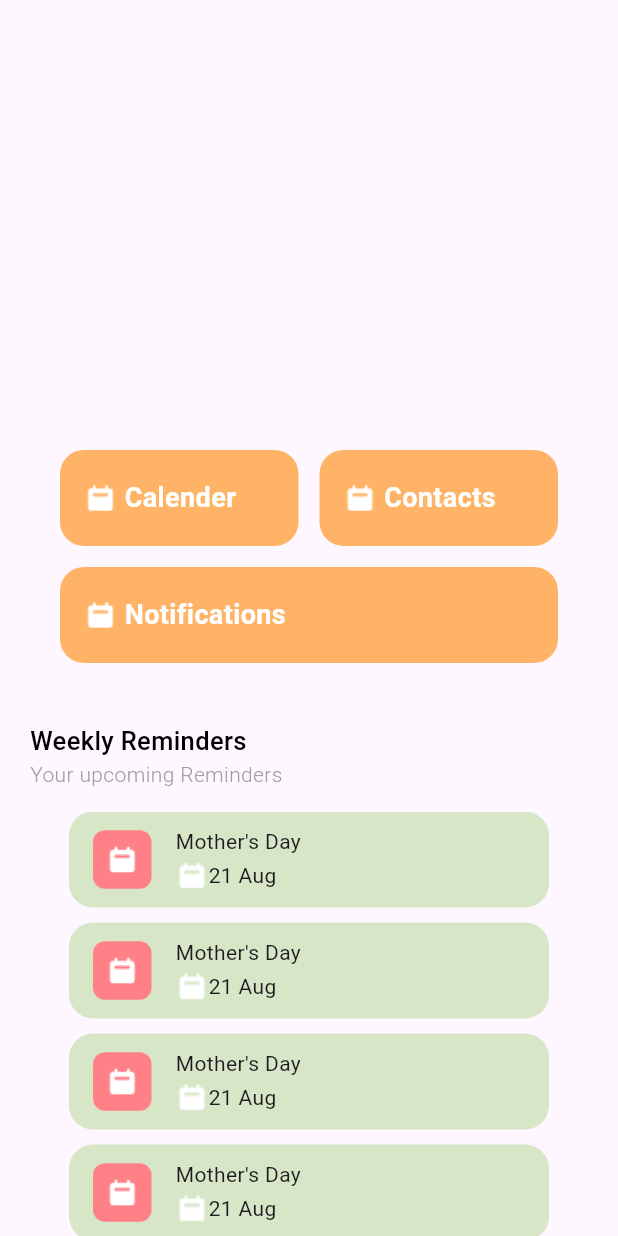
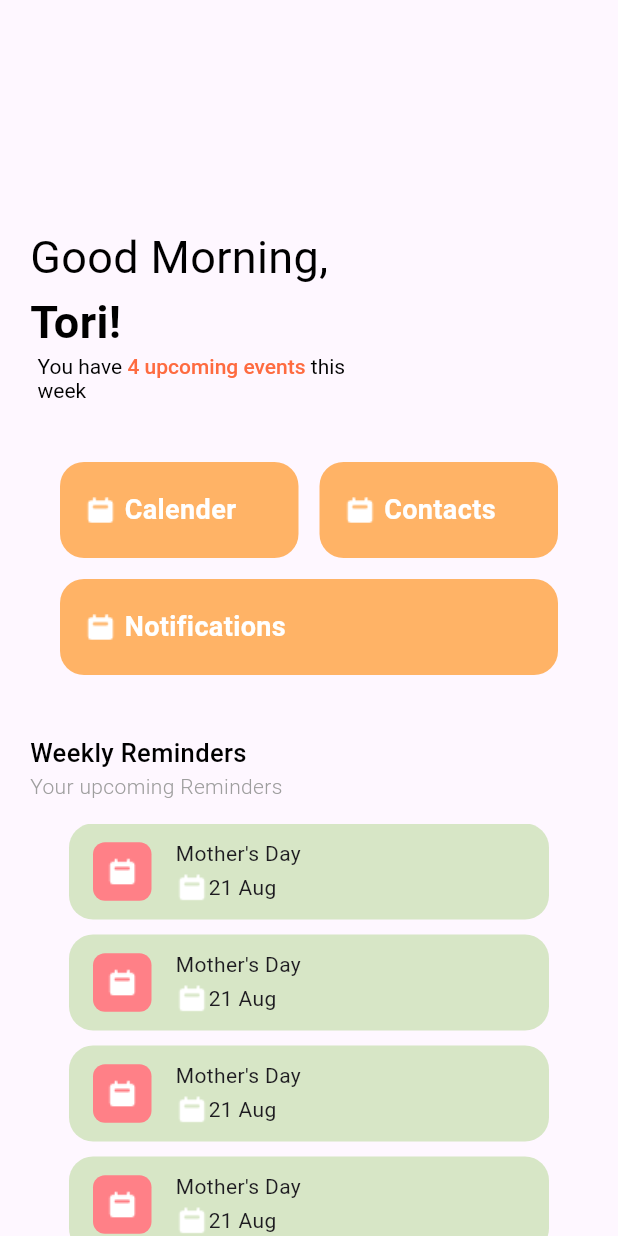
Before and after one commit to uoa-compsci399-s2-2024/capstone-project-team-41, a Flutter app: the HomeView screen opened directly, on a phone screen of 412 x 824 dp. Run offline on Flutter 3.47's test engine with Material 3 defaults, Android fonts, the phone set to English and light mode, and no system bars; missing offline and left inert: auth0_flutter, grpc, protobuf.

Commit message:
update home view
still many temporary features

```diff
--- a/Mobile/lib/Features/Home/HomeView.dart
+++ b/Mobile/lib/Features/Home/HomeView.dart
@@ -4,6 +4,7 @@ import 'package:RemindMate/Features/Home/Views/HomeNavContainer.dart';
 import 'package:RemindMate/Features/Home/Views/RemindersContainer.dart';
 import 'package:RemindMate/Features/Views/TextStyles.dart';
 import 'package:flutter/material.dart';
+import 'package:flutter/widgets.dart';
 
 class HomeView extends StatefulWidget {
   const HomeView({super.key});
@@ -26,12 +27,47 @@ class _HomeViewState extends State<HomeView> {
   Widget build(BuildContext context) {
     return Scaffold(
       body: Padding(
-        padding: const EdgeInsets.only(top: 300, bottom: 0, left: 20, right: 20),
+        padding: const EdgeInsets.only(top: 150, bottom: 0, left: 20, right: 20),
         child: Column(
           children: [
             Padding(
+              padding: const EdgeInsets.only(top: 0, bottom: 20),
+              child: Container(
+                alignment: Alignment.topLeft,
+                child: Column(
+                  crossAxisAlignment: CrossAxisAlignment.start,
+                  children: [
+                    const Text("Good Morning,", style: Textstyles.header1),
+                    const Text("Tori!", style: Textstyles.header1Bold),
+                    Container(
+                      width: 220,
+                      padding: const EdgeInsets.only(bottom: 20, left: 5),
+                      child: RichText(
+                        text: const TextSpan(
+                          style: Textstyles.P2,
+                          children: [
+                            TextSpan(
+                              text: "You have ",
+                            ),
+                            TextSpan(
+                              style: Textstyles.P2orange,
+                              text: "4 upcoming events",
+                            ),
+                            TextSpan(
+                              text: " this week",
+                            ),
+                          ],
+                        ),
+                      )
+                    )
+                  ],
+                )
+              ),
+            ),
+
+            const Padding(
               padding: EdgeInsets.symmetric(horizontal: 20),
-              child: const HomeNavContainer(),
+              child: HomeNavContainer(),
             ),
             Padding(
               padding: const EdgeInsets.only(top: 40, bottom: 15),
--- a/Mobile/lib/Features/Home/Views/HomeNavButton.dart
+++ b/Mobile/lib/Features/Home/Views/HomeNavButton.dart
@@ -24,7 +24,7 @@ class HomeNavButton extends StatelessWidget {
           Image.asset(Images.calenderIcon),
           const Padding(padding: EdgeInsets.only(right: 5)),
           Text(buttonTitle,
-            style: Textstyles.H3,
+            style: Textstyles.buttonStyle,
           )
         ],
       ),
--- a/Mobile/lib/Features/Views/ColorPalette.dart
+++ b/Mobile/lib/Features/Views/ColorPalette.dart
@@ -1,7 +1,8 @@
 import 'package:flutter/material.dart';
 
 final class ColorPalette {
-  static Color primaryGreen = const Color(0xFFD7E6C6);
-  static Color primaryPink = const Color(0xFFFF8087);
-  static Color primaryOrange = const Color(0xFFFFB366);
+  static const Color primaryGreen = const Color(0xFFD7E6C6);
+  static const Color primaryPink = const Color(0xFFFF8087);
+  static const Color primaryOrange = const Color(0xFFFFB366);
+  static const Color secondaryOrange = const Color(0xFFFE6B40);
 }
--- a/Mobile/lib/Features/Views/TextStyles.dart
+++ b/Mobile/lib/Features/Views/TextStyles.dart
@@ -1,7 +1,13 @@
+import 'package:RemindMate/Features/Views/ColorPalette.dart';
 import 'package:flutter/material.dart';
 
 final class Textstyles {
-  static const TextStyle H3 = TextStyle(color: Colors.white, fontSize: 18, fontWeight: FontWeight.bold);
+  static const TextStyle buttonStyle = TextStyle(color: Colors.white, fontSize: 18, fontWeight: FontWeight.bold);
   static const TextStyle P1 = TextStyle(color: Colors.black, fontSize: 17, fontWeight: FontWeight.w500);
   static const TextStyle S1 = TextStyle(color: Colors.grey, fontSize: 14, fontWeight: FontWeight.w300);
+
+  static const TextStyle header1 = TextStyle(color: Colors.black, fontSize: 30, fontWeight: FontWeight.w400);
+  static const TextStyle header1Bold = TextStyle(color: Colors.black, fontSize: 30, fontWeight: FontWeight.w700);
+  static const TextStyle P2 = TextStyle(color: Colors.black, fontSize: 14, fontWeight: FontWeight.w400);
+  static const TextStyle P2orange = TextStyle(color: ColorPalette.secondaryOrange, fontSize: 14, fontWeight: FontWeight.w500);
 }
```
